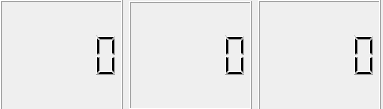
Before: the Qt Designer form Surakarta_game/Surakarta_Game/clock.ui in clbclb/stage3, drawn with Qt 5.
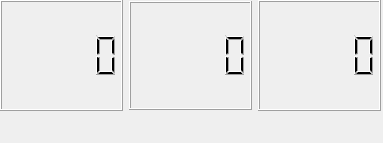
After: the same form once the commit is applied.

Patch:
```diff
--- a/Surakarta_game/Surakarta_Game/clock.ui
+++ b/Surakarta_game/Surakarta_Game/clock.ui
@@ -7,7 +7,7 @@
     <x>0</x>
     <y>0</y>
     <width>383</width>
-    <height>109</height>
+    <height>143</height>
    </rect>
   </property>
   <property name="maximumSize">
@@ -19,7 +19,7 @@
   <property name="windowTitle">
    <string>Form</string>
   </property>
-  <widget class="QWidget" name="">
+  <widget class="QWidget" name="layoutWidget">
    <property name="geometry">
     <rect>
      <x>0</x>
```
